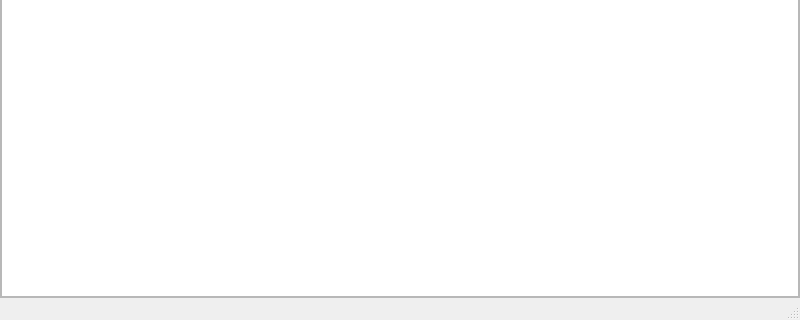
This is ui/MainWindow.ui in LeStahL/cuddly-eureka as Qt 5 draws it before an edit; both pictures show x 0 to 800 and y 280 to 600 of the 800 by 600 pixel window. The edited form follows.
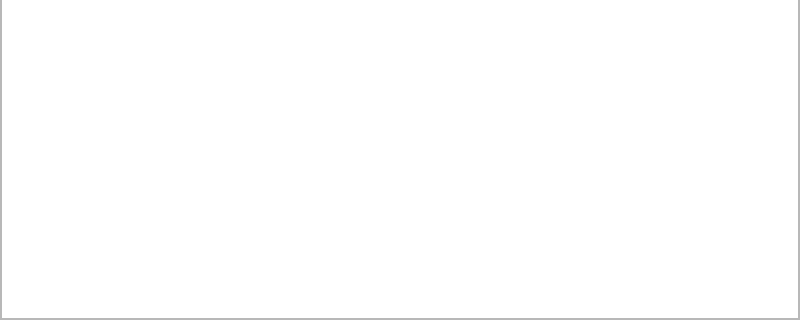
This is the edited form. Icons and pictures are not drawn.

Commit message: added value change class

```diff
--- a/ui/MainWindow.ui
+++ b/ui/MainWindow.ui
@@ -38,7 +38,7 @@
          <x>0</x>
          <y>0</y>
          <width>798</width>
-         <height>523</height>
+         <height>543</height>
         </rect>
        </property>
        <layout class="QVBoxLayout" name="verticalLayout_3">
@@ -55,7 +55,17 @@
          <number>0</number>
         </property>
         <item>
-         <widget class="QTableView" name="tableView"/>
+         <widget class="QTableView" name="tableView">
+          <attribute name="horizontalHeaderCascadingSectionResizes">
+           <bool>true</bool>
+          </attribute>
+          <attribute name="horizontalHeaderMinimumSectionSize">
+           <number>20</number>
+          </attribute>
+          <attribute name="horizontalHeaderStretchLastSection">
+           <bool>true</bool>
+          </attribute>
+         </widget>
         </item>
        </layout>
       </widget>
@@ -101,7 +111,6 @@
    <addaction name="menuDemo"/>
    <addaction name="menuEdit"/>
   </widget>
-  <widget class="QStatusBar" name="statusbar"/>
   <widget class="QToolBar" name="toolBar">
    <property name="windowTitle">
     <string>toolBar</string>
```
Left out of the diff: 10 changed lines with no effect on the pictures. The commit also changes 4 other files.
